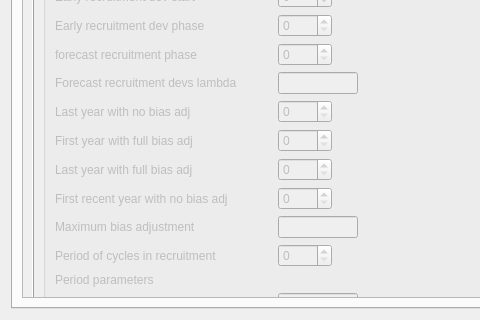
Qt form src/population_widget.ui (nmfs-ost/ss3-ssi) before a commit; both pictures show x 0 to 480 and y 257 to 577 of the 835 by 577 pixel window.
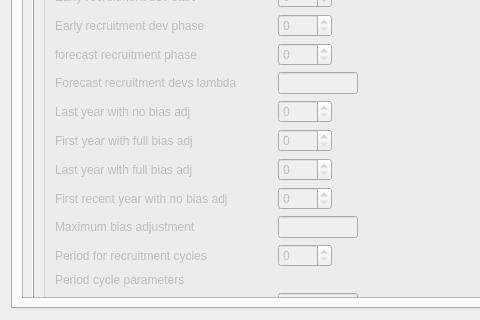
The same form after that commit. The open tabs and pages were chosen to show the change. Icons and pictures are not drawn.

```diff
--- a/src/population_widget.ui
+++ b/src/population_widget.ui
@@ -731,7 +731,7 @@
           <property name="geometry">
            <rect>
             <x>0</x>
-            <y>0</y>
+            <y>-200</y>
             <width>762</width>
             <height>634</height>
            </rect>
@@ -1018,7 +1018,7 @@
                    <item row="9" column="0">
                     <widget class="QLabel" name="label_recr_dev_cycles">
                      <property name="text">
-                      <string>Period of cycles in recruitment</string>
+                      <string>Period for recruitment cycles</string>
                      </property>
                     </widget>
                    </item>
@@ -1074,7 +1074,7 @@
                    <item row="10" column="0">
                     <widget class="QLabel" name="label_recr_dev_period_params">
                      <property name="text">
-                      <string>Period parameters</string>
+                      <string>Period cycle parameters</string>
                      </property>
                     </widget>
                    </item>
```
Left out of the diff: 2 changed lines with no effect on the pictures.
